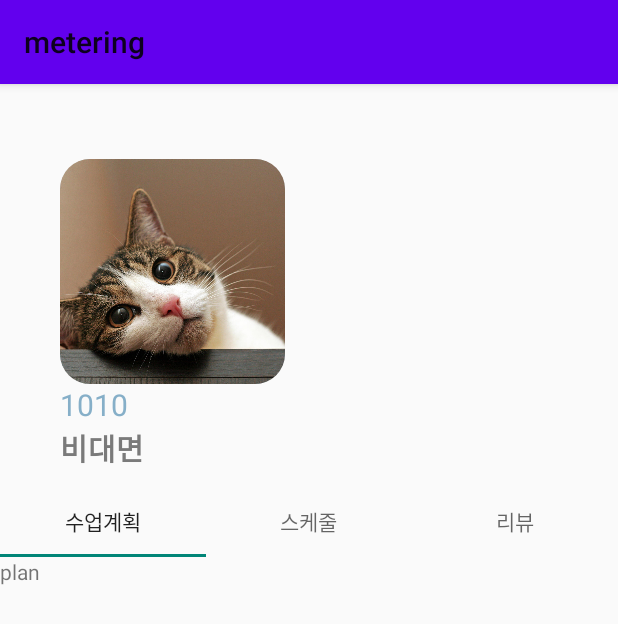
After one commit to sonekthree/metering, an Android app: the planFragment screen opened directly, with no data from a screen before it, on a phone screen of 412 x 824 dp. The commit adds this screen. Shown: the top 624 px of the screen. Run offline under Robolectric (Android 15) with nearby library versions, the phone set to English and light mode, and no system bars.

Commit message:
view_class, taplayout ADD

```diff
--- a/app/build.gradle
+++ b/app/build.gradle
@@ -36,6 +36,8 @@ dependencies {
     implementation 'com.theartofdev.edmodo:android-image-cropper:2.8.+'
     implementation 'de.hdodenhof:circleimageview:3.1.0'
 
+    implementation 'com.google.android.material:material:1.0.0-rc01'
+
     // firebase
     implementation platform('com.google.firebase:firebase-bom:29.0.0')
     implementation 'com.google.firebase:firebase-auth'
--- a/app/src/main/java/com/exam/metering/RoundImageView.java
+++ /dev/null
@@ -1,35 +0,0 @@
-package com.exam.metering;
-
-import android.content.Context;
-import android.graphics.Canvas;
-import android.graphics.Path;
-import android.graphics.RectF;
-import android.util.AttributeSet;
-
-import androidx.appcompat.widget.AppCompatImageView;
-
-public class RoundImageView extends AppCompatImageView {
-
-    public static float radius = 36.0f;
-
-    public RoundImageView(Context context) {
-        super(context);
-    }
-
-    public RoundImageView(Context context, AttributeSet attrs) {
-        super(context, attrs);
-    }
-
-    public RoundImageView(Context context, AttributeSet attrs, int defStyle) {
-        super(context, attrs, defStyle);
-    }
-
-    @Override
-    protected void onDraw(Canvas canvas) {
-        Path clipPath = new Path();
-        RectF rect = new RectF(0, 0, this.getWidth(), this.getHeight());
-        clipPath.addRoundRect(rect, radius, radius, Path.Direction.CW);
-        canvas.clipPath(clipPath);
-        super.onDraw(canvas);
-    }
-}
--- a/app/src/main/java/com/exam/metering/myPage.java
+++ b/app/src/main/java/com/exam/metering/myPage.java
@@ -24,7 +24,7 @@ public class myPage extends Fragment {
         btn.setOnClickListener(new View.OnClickListener() {
             @Override
             public void onClick(View view) {
-                Intent intent = new Intent(getContext(),profileEditActivity.class);
+                Intent intent = new Intent(getContext(),viewClassActivity.class);
                 startActivity(intent);
             }
         });
--- /dev/null
+++ b/app/src/main/java/com/exam/metering/viewClassActivity.java
@@ -0,0 +1,56 @@
+package com.exam.metering;
+
+import android.os.Bundle;
+import android.widget.ImageView;
+
+import androidx.appcompat.app.AppCompatActivity;
+import androidx.fragment.app.Fragment;
+
+import com.exam.metering.viewClassFragment.planFragment;
+import com.exam.metering.viewClassFragment.reviewFragment;
+import com.exam.metering.viewClassFragment.scheduleFragment;
+import com.google.android.material.tabs.TabLayout;
+
+public class viewClassActivity extends AppCompatActivity {
+    ImageView class_img;
+    Fragment planfragment, schedulefragment, reviewfragment;
+
+    @Override
+    protected void onCreate(Bundle savedInstanceState) {
+        super.onCreate(savedInstanceState);
+        setContentView(R.layout.activity_view_class);
+        class_img = (ImageView) findViewById(R.id.class_img);
+        class_img.setClipToOutline(true);
+
+        planfragment = new planFragment();
+        schedulefragment = new scheduleFragment();
+        reviewfragment = new reviewFragment();
+
+        getSupportFragmentManager().beginTransaction().add(R.id.frame, planfragment).commit();
+        TabLayout tabs = (TabLayout) findViewById(R.id.tabs);
+
+        tabs.addOnTabSelectedListener(new TabLayout.OnTabSelectedListener() {
+            @Override
+            public void onTabSelected(TabLayout.Tab tab) {
+                int position = tab.getPosition();
+                Fragment selected = null;
+                if(position == 0){
+                    selected = planfragment;
+                }else if (position == 1){
+                    selected = schedulefragment;
+                }else if (position == 2){
+                    selected = reviewfragment;
+                }
+                getSupportFragmentManager().beginTransaction().replace(R.id.frame, selected).commit();
+            }
+
+            @Override
+            public void onTabUnselected(TabLayout.Tab tab) { }
+
+            @Override
+            public void onTabReselected(TabLayout.Tab tab) { }
+        });
+    }
+
+
+}
--- /dev/null
+++ b/app/src/main/java/com/exam/metering/viewClassFragment/planFragment.java
@@ -0,0 +1,24 @@
+package com.exam.metering.viewClassFragment;
+
+import android.os.Bundle;
+import android.view.LayoutInflater;
+import android.view.View;
+import android.view.ViewGroup;
+
+import androidx.annotation.NonNull;
+import androidx.annotation.Nullable;
+import androidx.fragment.app.Fragment;
+
+import com.exam.metering.R;
+
+
+public class planFragment extends Fragment {
+
+    @Nullable
+    @Override
+    public View onCreateView(@NonNull LayoutInflater inflater, @Nullable ViewGroup container, @Nullable Bundle savedInstanceState) {
+        View view = inflater.inflate(R.layout.fragment_plan, container, false);
+
+        return view;
+    }
+}
--- /dev/null
+++ b/app/src/main/java/com/exam/metering/viewClassFragment/reviewFragment.java
@@ -0,0 +1,24 @@
+package com.exam.metering.viewClassFragment;
+
+import android.os.Bundle;
+import android.view.LayoutInflater;
+import android.view.View;
+import android.view.ViewGroup;
+
+import androidx.annotation.NonNull;
+import androidx.annotation.Nullable;
+import androidx.fragment.app.Fragment;
+
+import com.exam.metering.R;
+
+
+public class reviewFragment extends Fragment {
+
+    @Nullable
+    @Override
+    public View onCreateView(@NonNull LayoutInflater inflater, @Nullable ViewGroup container, @Nullable Bundle savedInstanceState) {
+        View view = inflater.inflate(R.layout.fragment_review, container, false);
+
+        return view;
+    }
+}
--- /dev/null
+++ b/app/src/main/java/com/exam/metering/viewClassFragment/scheduleFragment.java
@@ -0,0 +1,24 @@
+package com.exam.metering.viewClassFragment;
+
+import android.os.Bundle;
+import android.view.LayoutInflater;
+import android.view.View;
+import android.view.ViewGroup;
+
+import androidx.annotation.NonNull;
+import androidx.annotation.Nullable;
+import androidx.fragment.app.Fragment;
+
+import com.exam.metering.R;
+
+
+public class scheduleFragment extends Fragment {
+
+    @Nullable
+    @Override
+    public View onCreateView(@NonNull LayoutInflater inflater, @Nullable ViewGroup container, @Nullable Bundle savedInstanceState) {
+        View view = inflater.inflate(R.layout.fragment_schedule, container, false);
+
+        return view;
+    }
+}
--- /dev/null
+++ b/app/src/main/res/drawable/round_corner.xml
@@ -0,0 +1,8 @@
+<?xml version="1.0" encoding="utf-8"?>
+<shape xmlns:android="http://schemas.android.com/apk/res/android"
+    android:shape="rectangle">
+    <stroke
+        android:width="2dp"
+        android:color="@color/mint"/>
+    <corners android:radius="20dp" />
+</shape>
--- /dev/null
+++ b/app/src/main/res/layout/activity_view_class.xml
@@ -0,0 +1,143 @@
+<?xml version="1.0" encoding="utf-8"?>
+<androidx.constraintlayout.widget.ConstraintLayout xmlns:android="http://schemas.android.com/apk/res/android"
+    xmlns:app="http://schemas.android.com/apk/res-auto"
+    xmlns:tools="http://schemas.android.com/tools"
+    android:layout_width="match_parent"
+    android:layout_height="match_parent"
+    tools:context=".viewClassActivity">
+
+
+    <androidx.constraintlayout.widget.ConstraintLayout
+        android:id="@+id/class_detail"
+        android:layout_width="match_parent"
+        android:layout_height="0dp"
+        app:layout_constraintEnd_toEndOf="parent"
+        app:layout_constraintStart_toStartOf="parent"
+        app:layout_constraintTop_toTopOf="parent">
+
+
+        <ImageView
+            android:id="@+id/class_img"
+            android:layout_width="150dp"
+            android:layout_height="150dp"
+            android:background="@drawable/round_corner"
+            android:layout_marginTop="50dp"
+            android:layout_marginStart="40dp"
+            app:layout_constraintStart_toStartOf="parent"
+            app:layout_constraintTop_toTopOf="parent"
+            android:src="@drawable/test"
+            android:clipToOutline="true"
+            android:scaleType="centerCrop"
+            />
+
+        <TextView
+            android:id="@+id/class_cnt"
+            android:layout_width="wrap_content"
+            android:layout_height="wrap_content"
+            android:textSize="20sp"
+            android:text="1010"
+            android:textColor="@color/mint"
+            app:layout_constraintTop_toBottomOf="@id/class_img"
+            app:layout_constraintStart_toStartOf="@id/class_img"
+            />
+
+        <TextView
+            android:id="@+id/class_info"
+            android:layout_width="wrap_content"
+            android:layout_height="wrap_content"
+            android:textSize="20sp"
+            android:text="비대면"
+            android:textColor="#7A7A7A"
+            android:textStyle="bold"
+            app:layout_constraintTop_toBottomOf="@id/class_cnt"
+            app:layout_constraintStart_toStartOf="@id/class_cnt"
+            />
+
+        <!--
+        <Button
+            android:id="@+id/class_sc"
+            android:layout_width="0dp"
+            app:layout_constraintWidth_percent="0.3"
+            android:layout_height="wrap_content"
+            android:layout_weight="0"
+            android:background="@color/mint"
+            android:text="완료"
+            android:textColor="@color/white"
+            android:textStyle="bold"
+            android:orientation="horizontal"
+            app:layout_constraintLeft_toLeftOf="parent"
+            app:layout_constraintTop_toBottomOf="@id/class_info"/>
+
+        <Button
+            android:id="@+id/class_ca"
+            android:layout_width="0dp"
+            android:layout_height="wrap_content"
+            android:layout_weight="0"
+            android:background="@color/mint"
+            android:text="e"
+            android:textColor="@color/white"
+            android:textStyle="bold"
+            android:orientation="horizontal"
+            app:layout_constraintWidth_percent="0.3"
+            app:layout_constraintLeft_toRightOf="@id/class_sc"
+            app:layout_constraintTop_toBottomOf="@id/class_info"/>
+
+        <Button
+            android:id="@+id/class_re"
+            android:layout_width="0dp"
+            android:layout_height="wrap_content"
+            android:layout_weight="0"
+            android:background="@color/mint"
+            android:text="e"
+            android:textColor="@color/white"
+            android:textStyle="bold"
+            android:orientation="horizontal"
+            app:layout_constraintWidth_percent="0.3"
+            app:layout_constraintLeft_toRightOf="@id/class_ca"
+            app:layout_constraintTop_toBottomOf="@id/class_info"/>
+        -->
+
+    </androidx.constraintlayout.widget.ConstraintLayout>
+
+    <com.google.android.material.tabs.TabLayout
+        android:id="@+id/tabs"
+        android:layout_width="match_parent"
+        android:layout_height="wrap_content"
+        android:layout_marginTop="10dp"
+        app:layout_constraintTop_toBottomOf="@id/class_detail">
+
+        <com.google.android.material.tabs.TabItem
+            android:id="@+id/plan"
+            android:layout_width="wrap_content"
+            android:layout_height="wrap_content"
+            android:text="수업계획"/>
+
+        <com.google.android.material.tabs.TabItem
+            android:id="@+id/sca"
+            android:layout_width="wrap_content"
+            android:layout_height="wrap_content"
+            android:text="스케줄"/>
+
+        <com.google.android.material.tabs.TabItem
+            android:id="@+id/review"
+            android:layout_width="wrap_content"
+            android:layout_height="wrap_content"
+            android:text="리뷰"/>
+    </com.google.android.material.tabs.TabLayout>
+
+
+
+    <FrameLayout
+        android:id="@+id/frame"
+        android:layout_width="match_parent"
+        android:layout_height="0dp"
+        app:layout_constraintEnd_toEndOf="parent"
+        app:layout_constraintStart_toStartOf="parent"
+        app:layout_constraintTop_toBottomOf="@+id/tabs"
+        app:layout_constraintBottom_toBottomOf="parent"/>
+
+
+
+
+
+</androidx.constraintlayout.widget.ConstraintLayout>
--- /dev/null
+++ b/app/src/main/res/layout/fragment_plan.xml
@@ -0,0 +1,14 @@
+<?xml version="1.0" encoding="utf-8"?>
+<FrameLayout xmlns:android="http://schemas.android.com/apk/res/android"
+    xmlns:tools="http://schemas.android.com/tools"
+    android:layout_width="match_parent"
+    android:layout_height="match_parent"
+    tools:context=".viewClassFragment.planFragment">
+
+    <!-- TODO: Update blank fragment layout -->
+    <TextView
+        android:layout_width="match_parent"
+        android:layout_height="match_parent"
+        android:text="plan" />
+
+</FrameLayout>
--- /dev/null
+++ b/app/src/main/res/layout/fragment_review.xml
@@ -0,0 +1,14 @@
+<?xml version="1.0" encoding="utf-8"?>
+<androidx.constraintlayout.widget.ConstraintLayout xmlns:android="http://schemas.android.com/apk/res/android"
+    xmlns:app="http://schemas.android.com/apk/res-auto"
+    xmlns:tools="http://schemas.android.com/tools"
+    android:layout_width="match_parent"
+    android:layout_height="match_parent"
+    tools:context=".viewClassFragment.reviewFragment">
+
+
+    <TextView
+        android:layout_width="match_parent"
+        android:layout_height="match_parent"
+        android:text="review" />
+</androidx.constraintlayout.widget.ConstraintLayout>
--- /dev/null
+++ b/app/src/main/res/layout/fragment_schedule.xml
@@ -0,0 +1,14 @@
+<?xml version="1.0" encoding="utf-8"?>
+<androidx.constraintlayout.widget.ConstraintLayout xmlns:android="http://schemas.android.com/apk/res/android"
+    xmlns:app="http://schemas.android.com/apk/res-auto"
+    xmlns:tools="http://schemas.android.com/tools"
+    android:layout_width="match_parent"
+    android:layout_height="match_parent"
+    tools:context=".viewClassFragment.scheduleFragment">
+
+
+    <TextView
+        android:layout_width="match_parent"
+        android:layout_height="match_parent"
+        android:text="sche" />
+</androidx.constraintlayout.widget.ConstraintLayout>
```
Also changed, not shown: app/src/main/AndroidManifest.xml (+9 -9 lines), app/src/main/res/drawable/test.jpg (added).
